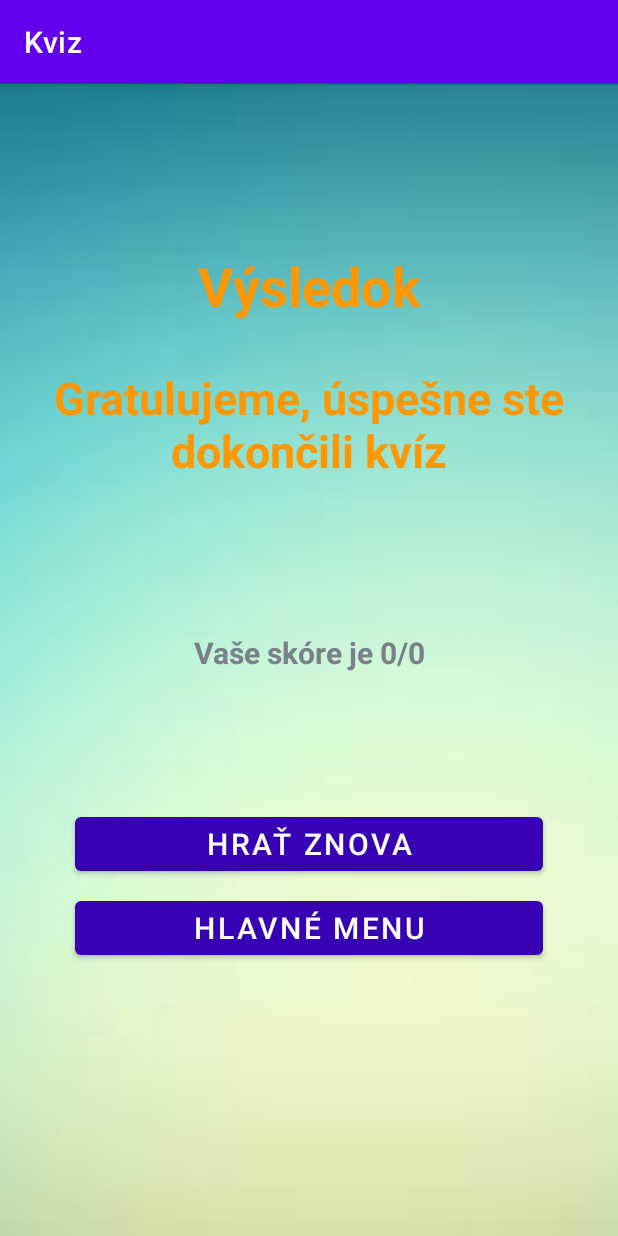
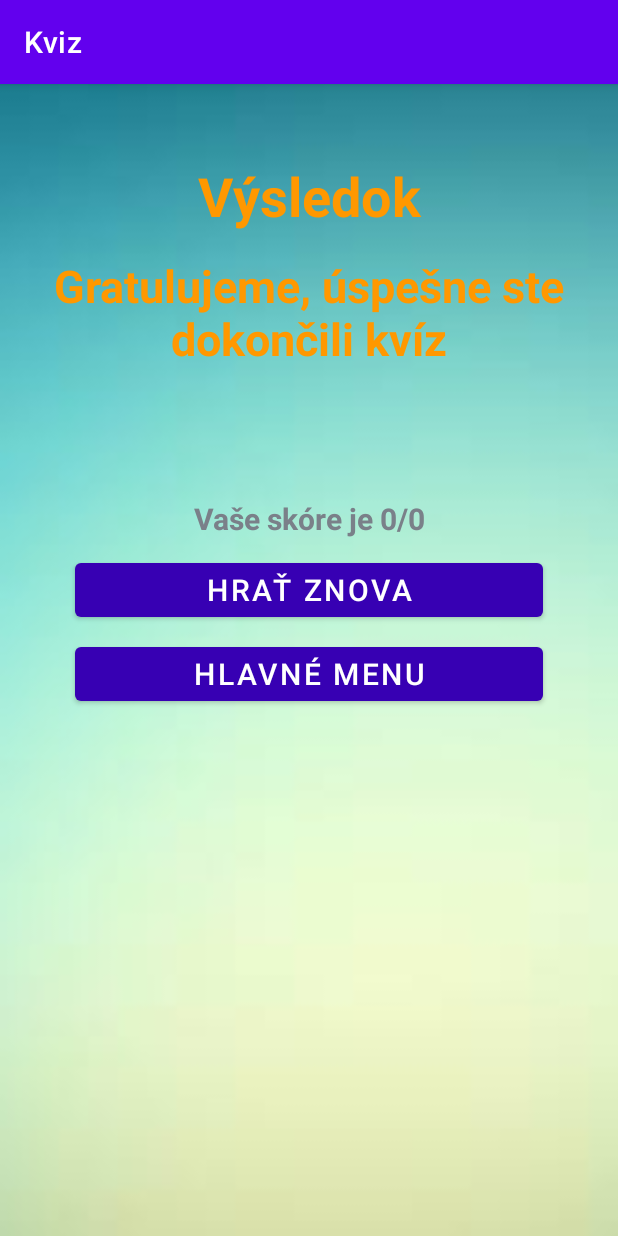
Before and after one commit to mirogajda/Kviz, an Android app: the VysledokHry screen opened directly, with no data from a screen before it, on a phone screen of 412 x 824 dp. Run offline under Robolectric (Android 15) with nearby library versions, the phone set to English and light mode, and no system bars; our stand-ins replace Room's generated code; 1 statement that could not run was skipped.

Commit message:
dalsie upravy databaze a stringov

```diff
--- a/app/src/main/java/sk/aplikacie/kviz/NajlepsiHraci.kt
+++ b/app/src/main/java/sk/aplikacie/kviz/NajlepsiHraci.kt
@@ -8,6 +8,7 @@ import androidx.lifecycle.Observer
 import androidx.lifecycle.ViewModelProvider
 import androidx.recyclerview.widget.LinearLayoutManager
 import kotlinx.android.synthetic.main.activity_najlepsi_hraci.*
+import sk.aplikacie.kviz.data.UserAdapter
 import sk.aplikacie.kviz.data.UserViewModel
 
 
--- a/app/src/main/java/sk/aplikacie/kviz/VybratKategoriu.kt
+++ b/app/src/main/java/sk/aplikacie/kviz/VybratKategoriu.kt
@@ -20,7 +20,7 @@ class VybratKategoriu : AppCompatActivity() {
 
         button_vlajky.setOnClickListener {
             val intent = Intent(this,Kviz::class.java)
-            intent.putExtra("kategoria",0)
+            intent.putExtra("kategoria",Kategoria.VLAJKY.toString())
             intent.putExtra(Otazky.menoHraca, menoHraca)
             startActivity(intent)
             finish()
@@ -28,7 +28,7 @@ class VybratKategoriu : AppCompatActivity() {
 
         button_hlavne_mesta.setOnClickListener {
             val intent = Intent(this,Kviz::class.java)
-            intent.putExtra("kategoria",1)
+            intent.putExtra("kategoria",Kategoria.MESTA.toString())
             intent.putExtra(Otazky.menoHraca, menoHraca)
             startActivity(intent)
             finish()
@@ -36,7 +36,7 @@ class VybratKategoriu : AppCompatActivity() {
 
         button_slepa_mapa.setOnClickListener {
             val intent = Intent(this,Kviz::class.java)
-            intent.putExtra("kategoria",2)
+            intent.putExtra("kategoria",Kategoria.MAPA.toString())
             intent.putExtra(Otazky.menoHraca, menoHraca)
             startActivity(intent)
             finish()
--- a/app/src/main/java/sk/aplikacie/kviz/VysledokHry.kt
+++ b/app/src/main/java/sk/aplikacie/kviz/VysledokHry.kt
@@ -19,17 +19,19 @@ class VysledokHry : AppCompatActivity() {
         val menohraca = intent.getStringExtra(Otazky.menoHraca)
         meno_hraca.text = menohraca
 
+        val kategoria = intent.getStringExtra("kategoria")
+
         val pocetOtazok = intent.getIntExtra(Otazky.pocetOtazok, 0)
         val pocetSpravnych = intent.getIntExtra(Otazky.pocetSpravnych, 0)
 
         text_skore.text = "Vaše skóre je $pocetSpravnych/$pocetOtazok"
 
-        val user = User (0, menohraca.toString(), pocetSpravnych)
+        val user = User (0, menohraca.toString(), pocetSpravnych, kategoria!!)
         mUserViewModel = ViewModelProvider(this).get(UserViewModel::class.java)
         mUserViewModel.addUser(user)
 
         znova.setOnClickListener {
-            startActivity(Intent(this, Kviz::class.java))
+            startActivity(Intent(this, ZaciatokHry::class.java))
             finish()
         }
 
--- a/app/src/main/java/sk/aplikacie/kviz/data/User.kt
+++ b/app/src/main/java/sk/aplikacie/kviz/data/User.kt
@@ -2,11 +2,13 @@ package sk.aplikacie.kviz.data
 
 import androidx.room.Entity
 import androidx.room.PrimaryKey
+import sk.aplikacie.kviz.Kategoria
 
 @Entity(tableName = "user_table")
 data class User (
     @PrimaryKey(autoGenerate = true)
     val id: Int,
     val meno: String,
-    val skore: Int
+    val skore: Int,
+    val kategoria: String
         )
--- a/app/src/main/java/sk/aplikacie/kviz/data/UserViewModel.kt
+++ b/app/src/main/java/sk/aplikacie/kviz/data/UserViewModel.kt
@@ -10,8 +10,6 @@ import kotlinx.coroutines.launch
 class UserViewModel(application: Application): AndroidViewModel(application) {
 
     val readAllData: LiveData<List<User>>
-//    val data: LiveData<List<User>>
-//    get() = readAllData
     private val repository: UserRepository
 
 
--- a/app/src/main/res/layout/activity_kviz.xml
+++ b/app/src/main/res/layout/activity_kviz.xml
@@ -1,6 +1,5 @@
 <?xml version="1.0" encoding="utf-8"?>
 <ScrollView xmlns:android="http://schemas.android.com/apk/res/android"
-    xmlns:app="http://schemas.android.com/apk/res-auto"
     xmlns:tools="http://schemas.android.com/tools"
     android:layout_width="match_parent"
     android:layout_height="match_parent"
--- a/app/src/main/res/layout/activity_vybrat_kategoriu.xml
+++ b/app/src/main/res/layout/activity_vybrat_kategoriu.xml
@@ -3,7 +3,6 @@
     xmlns:tools="http://schemas.android.com/tools"
     android:layout_width="match_parent"
     android:layout_height="match_parent"
-    xmlns:app="http://schemas.android.com/apk/res-auto"
     tools:context=".VybratKategoriu">
     android:background="@color/lightWhite">
 
--- a/app/src/main/res/layout/activity_vysledok_hry.xml
+++ b/app/src/main/res/layout/activity_vysledok_hry.xml
@@ -15,7 +15,7 @@
         android:id="@+id/text_vysledok"
         android:layout_width="match_parent"
         android:layout_height="wrap_content"
-        android:layout_marginTop="90dp"
+        android:layout_marginTop="30dp"
         android:gravity="center"
         android:text="@string/vysledok"
         android:textColor="#FF9800"
@@ -27,7 +27,7 @@
         android:id="@+id/text_gratulujeme"
         android:layout_width="match_parent"
         android:layout_height="wrap_content"
-        android:layout_marginTop="30dp"
+        android:layout_marginTop="15dp"
         android:gravity="center"
         android:text="@string/gratulujeme"
         android:textColor="#FF9800"
@@ -39,9 +39,9 @@
         android:id="@+id/meno_hraca"
         android:layout_width="match_parent"
         android:layout_height="wrap_content"
-        android:layout_marginTop="30dp"
+        android:layout_marginTop="15dp"
         android:gravity="center"
-        android:text="@string/meno_hraca"
+        android:text="@string/miro"
         android:textColor="#FF9800"
         android:textSize="30sp"
         android:textStyle="bold"
@@ -62,39 +62,29 @@
         />
 
 
-
     <Button
         android:id="@+id/znova"
         android:layout_width="match_parent"
         android:layout_height="wrap_content"
-        android:layout_marginTop="90dp"
+        android:layout_marginHorizontal="30dp"
+        android:layout_marginTop="10dp"
         android:text="@string/hrat_znovu"
         android:textColor="@color/white"
-        android:layout_marginHorizontal="30dp"
         android:textSize="20sp"
         app:backgroundTint="@color/purple_700"
-        app:layout_constraintEnd_toEndOf="parent"
-        app:layout_constraintStart_toStartOf="parent"
-        app:layout_constraintTop_toBottomOf="@+id/textView" />
+        />
 
     <Button
         android:id="@+id/hlavne_menu"
         android:layout_width="match_parent"
         android:layout_height="wrap_content"
+        android:layout_marginHorizontal="30dp"
         android:layout_marginTop="8dp"
         android:text="@string/hlavne_menu"
         android:textColor="@color/white"
-        android:layout_marginHorizontal="30dp"
         android:textSize="20sp"
         app:backgroundTint="@color/purple_700"
-        app:layout_constraintEnd_toEndOf="parent"
-        app:layout_constraintStart_toStartOf="parent"
-        app:layout_constraintTop_toBottomOf="@+id/button" />
-
-
-
-
-
+        />
 
 
 </LinearLayout>
```
Also changed, not shown: app/src/main/java/sk/aplikacie/kviz/Kviz.kt (+7 -4 lines), app/src/main/res/layout/activity_main.xml (+0 -11 lines), app/src/main/res/layout/activity_najlepsi_hraci.xml (+4 -4 lines), app/src/main/res/layout/user_item.xml (+6 -6 lines), app/src/main/res/values/strings.xml (+6 -6 lines).
